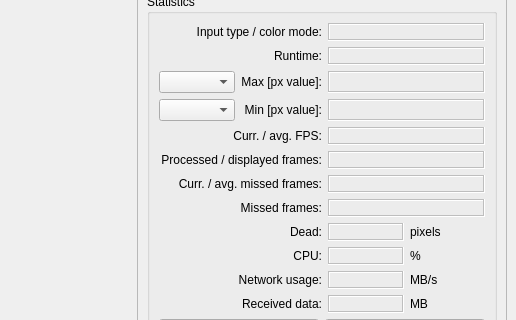
Above: c2dataviewer/ui/imagev.ui from epics-extensions/c2dataviewer before the change; both pictures show x 603 to 1119 and y 448 to 768 of the 1119 by 850 pixel window. Below: the same form after it.
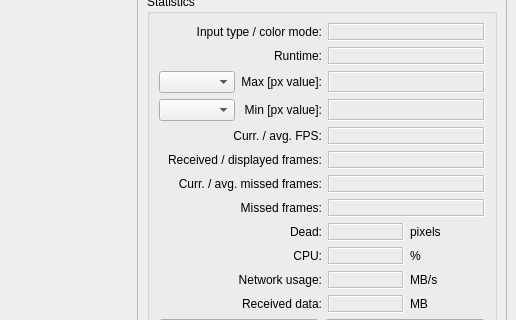
That is the form after the change. Custom widgets are drawn as their Qt base class.

What changed in the file:
```diff
--- a/c2dataviewer/ui/imagev.ui
+++ b/c2dataviewer/ui/imagev.ui
@@ -115,7 +115,7 @@
           <property name="geometry">
            <rect>
             <x>0</x>
-            <y>-84</y>
+            <y>0</y>
             <width>354</width>
             <height>870</height>
            </rect>
@@ -419,7 +419,7 @@
               <item row="5" column="0" colspan="2">
                <widget class="QLabel" name="label_67">
                 <property name="text">
-                 <string>Processed / displayed frames:</string>
+                 <string>Received / displayed frames:</string>
                 </property>
                 <property name="alignment">
                  <set>Qt::AlignRight|Qt::AlignTrailing|Qt::AlignVCenter</set>
```
